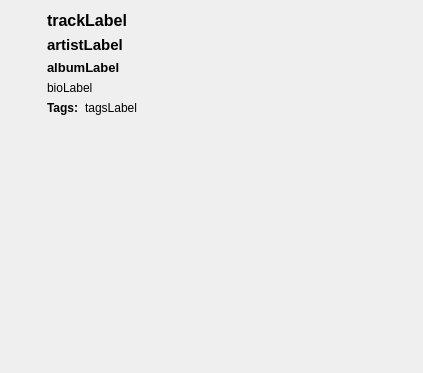
Qt form src/metadatawidget.ui (paucm/spotfm) before a commit.
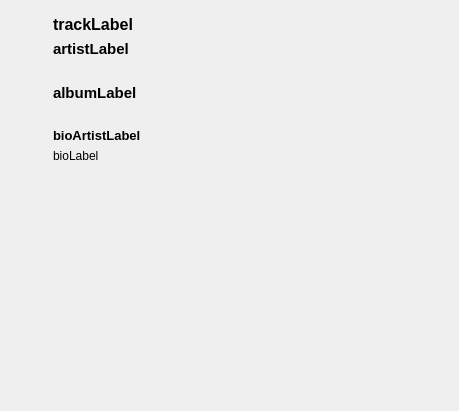
The same form after that commit. Icons and pictures are not drawn.

Commit message: Remove tagsLabel and add bioArtistLabel

Diff of the .ui file:
```diff
--- a/src/metadatawidget.ui
+++ b/src/metadatawidget.ui
@@ -6,20 +6,62 @@
    <rect>
     <x>0</x>
     <y>0</y>
-    <width>423</width>
-    <height>373</height>
+    <width>459</width>
+    <height>411</height>
    </rect>
   </property>
   <property name="windowTitle">
    <string>Form</string>
   </property>
   <layout class="QGridLayout" name="gridLayout">
-   <item row="0" column="0" rowspan="2">
-    <layout class="QVBoxLayout" name="verticalLayout_6">
+   <property name="margin">
+    <number>6</number>
+   </property>
+   <property name="horizontalSpacing">
+    <number>6</number>
+   </property>
+   <item row="0" column="0">
+    <widget class="QScrollArea" name="scrollArea">
+     <property name="sizePolicy">
+      <sizepolicy hsizetype="Expanding" vsizetype="Expanding">
+       <horstretch>0</horstretch>
+       <verstretch>0</verstretch>
+      </sizepolicy>
+     </property>
+     <property name="frameShape">
+      <enum>QFrame::NoFrame</enum>
+     </property>
+     <property name="frameShadow">
+      <enum>QFrame::Plain</enum>
+     </property>
+     <property name="lineWidth">
+      <number>0</number>
+     </property>
+     <property name="horizontalScrollBarPolicy">
+      <enum>Qt::ScrollBarAlwaysOff</enum>
+     </property>
+     <property name="widgetResizable">
+      <bool>true</bool>
+     </property>
+     <property name="alignment">
+      <set>Qt::AlignLeading|Qt::AlignLeft|Qt::AlignTop</set>
+     </property>
+     <widget class="QWidget" name="scrollAreaWidgetContents">
+      <property name="geometry">
+       <rect>
+        <x>0</x>
+        <y>0</y>
+        <width>447</width>
+        <height>399</height>
+       </rect>
+      </property>
+      <layout class="QGridLayout" name="gridLayout_3">
+       <item row="0" column="0" rowspan="3" colspan="2">
+        <layout class="QGridLayout" name="gridLayout_2">
      <property name="sizeConstraint">
       <enum>QLayout::SetDefaultConstraint</enum>
      </property>
-     <item>
+         <item row="0" column="0">
       <widget class="QLabel" name="imageLabel">
        <property name="sizePolicy">
         <sizepolicy hsizetype="Fixed" vsizetype="Fixed">
@@ -50,8 +92,8 @@
        </property>
       </widget>
      </item>
-     <item>
-      <spacer name="verticalSpacer_5">
+         <item row="1" column="0">
+          <spacer name="verticalSpacer">
        <property name="orientation">
         <enum>Qt::Vertical</enum>
        </property>
@@ -68,10 +110,10 @@
      </item>
     </layout>
    </item>
-   <item row="0" column="1">
+       <item row="0" column="2" rowspan="2">
     <layout class="QVBoxLayout" name="verticalLayout">
      <property name="leftMargin">
-      <number>10</number>
+          <number>12</number>
      </property>
      <item>
       <widget class="QLabel" name="trackLabel">
@@ -143,6 +185,22 @@
        </property>
       </widget>
      </item>
+         <item>
+          <spacer name="verticalSpacer_4">
+           <property name="orientation">
+            <enum>Qt::Vertical</enum>
+           </property>
+           <property name="sizeType">
+            <enum>QSizePolicy::Fixed</enum>
+           </property>
+           <property name="sizeHint" stdset="0">
+            <size>
+             <width>20</width>
+             <height>20</height>
+            </size>
+           </property>
+          </spacer>
+         </item>
      <item>
       <widget class="QLabel" name="albumLabel">
        <property name="sizePolicy">
@@ -153,7 +211,7 @@
        </property>
        <property name="font">
         <font>
-         <pointsize>10</pointsize>
+             <pointsize>11</pointsize>
          <weight>75</weight>
          <bold>true</bold>
         </font>
@@ -169,6 +227,36 @@
        </property>
       </widget>
      </item>
+         <item>
+          <spacer name="verticalSpacer_3">
+           <property name="orientation">
+            <enum>Qt::Vertical</enum>
+           </property>
+           <property name="sizeType">
+            <enum>QSizePolicy::Fixed</enum>
+           </property>
+           <property name="sizeHint" stdset="0">
+            <size>
+             <width>20</width>
+             <height>20</height>
+            </size>
+           </property>
+          </spacer>
+         </item>
+         <item>
+          <widget class="QLabel" name="bioArtistLabel">
+           <property name="font">
+            <font>
+             <pointsize>10</pointsize>
+             <weight>75</weight>
+             <bold>true</bold>
+            </font>
+           </property>
+           <property name="text">
+            <string>bioArtistLabel</string>
+           </property>
+          </widget>
+         </item>
      <item>
       <widget class="QLabel" name="bioLabel">
        <property name="sizePolicy">
@@ -217,7 +305,7 @@
         <bool>true</bool>
        </property>
        <property name="margin">
-        <number>7</number>
+            <number>1</number>
        </property>
        <property name="indent">
         <number>-1</number>
@@ -228,8 +316,24 @@
       </widget>
      </item>
      <item>
-      <layout class="QHBoxLayout" name="horizontalLayout">
-       <item>
+          <spacer name="verticalSpacer_2">
+           <property name="orientation">
+            <enum>Qt::Vertical</enum>
+           </property>
+           <property name="sizeType">
+            <enum>QSizePolicy::Expanding</enum>
+           </property>
+           <property name="sizeHint" stdset="0">
+            <size>
+             <width>20</width>
+             <height>40</height>
+            </size>
+           </property>
+          </spacer>
+         </item>
+        </layout>
+       </item>
+       <item row="1" column="1" rowspan="2">
         <widget class="QLabel" name="label">
          <property name="sizePolicy">
           <sizepolicy hsizetype="Fixed" vsizetype="Preferred">
@@ -245,41 +349,13 @@
           </font>
          </property>
          <property name="text">
-          <string>Tags:</string>
+          <string/>
          </property>
         </widget>
        </item>
-       <item>
-        <widget class="QLabel" name="tagsLabel">
-         <property name="font">
-          <font>
-           <pointsize>9</pointsize>
-          </font>
-         </property>
-         <property name="text">
-          <string>tagsLabel</string>
-         </property>
-         <property name="scaledContents">
-          <bool>true</bool>
-         </property>
-        </widget>
-       </item>
       </layout>
-     </item>
-    </layout>
-   </item>
-   <item row="1" column="1">
-    <spacer name="verticalSpacer_4">
-     <property name="orientation">
-      <enum>Qt::Vertical</enum>
-     </property>
-     <property name="sizeHint" stdset="0">
-      <size>
-       <width>20</width>
-       <height>216</height>
-      </size>
-     </property>
-    </spacer>
+     </widget>
+    </widget>
    </item>
   </layout>
  </widget>
```
Left out of the diff: 3 changed lines with no effect on the pictures. Lines whose indentation alone changed are shown as unchanged. The commit also changes 1 other file.
